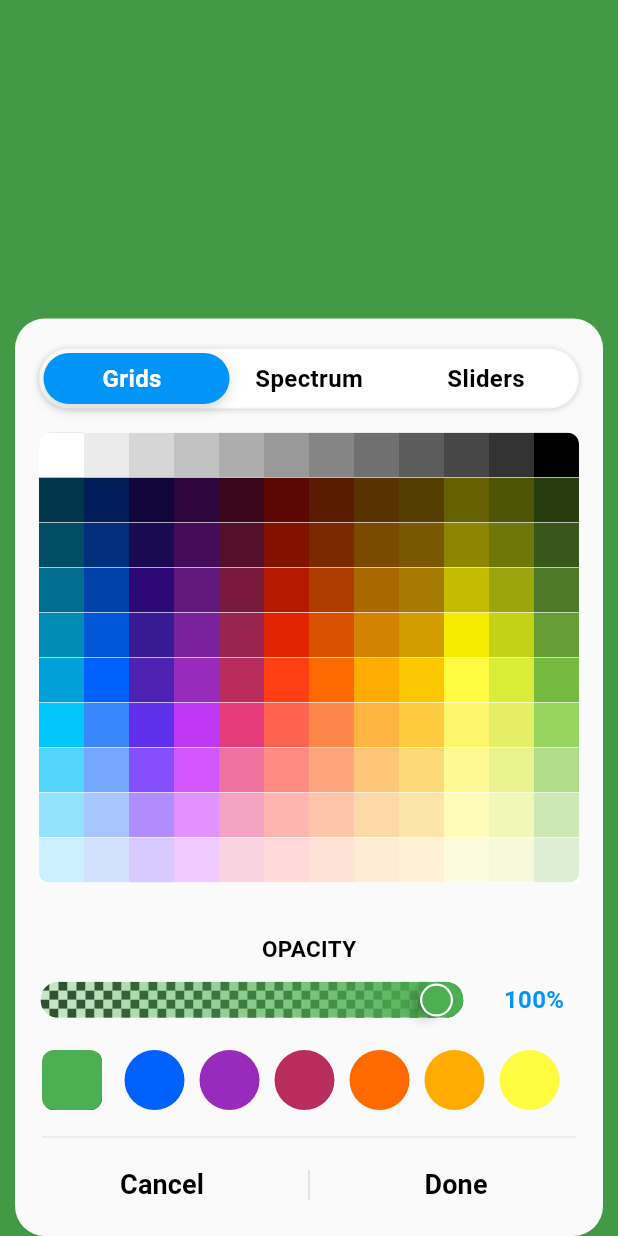
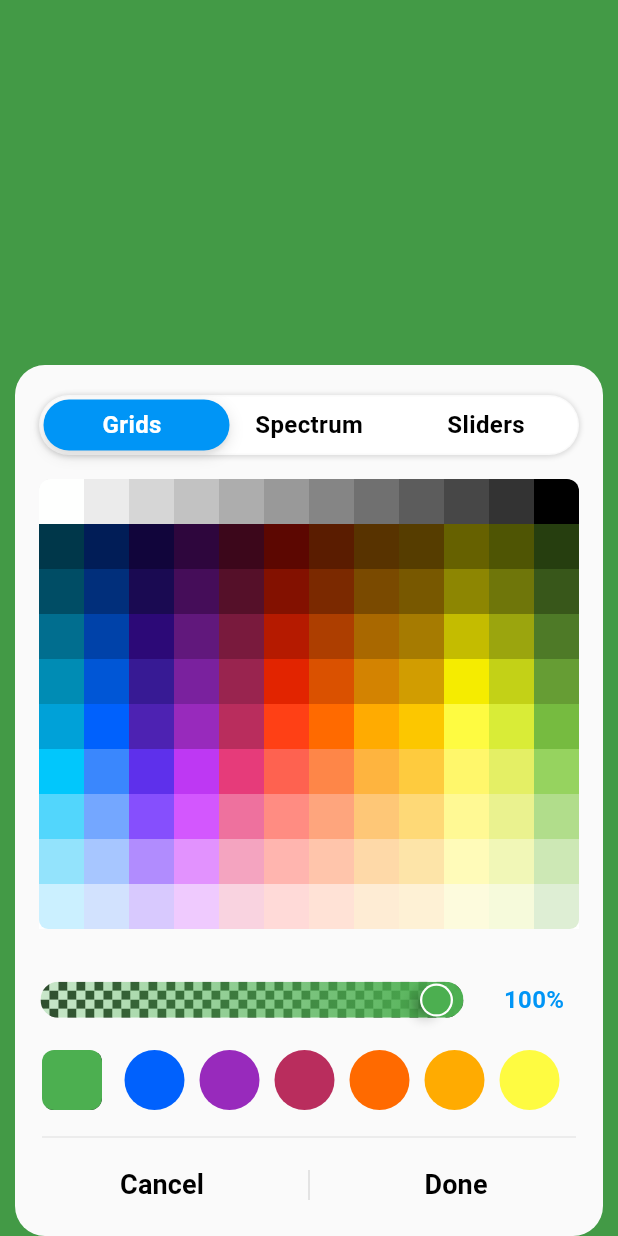
Before and after one commit to yunisrajabi/ios_color_picker, a Flutter app: the screen it shows after launch, after a tap on "Custom iOS for all", on a phone screen of 412 x 824 dp. Run offline on Flutter 3.47's test engine with Material 3 defaults, Android fonts, the phone set to English and light mode, and no system bars; our stand-ins replace plugin_platform_interface, shared_preferences, toastification; missing offline and left inert: super_tooltip; Roboto replaces fonts that are missing (Anaheim).

Commit message:
refactor(history_colors): replace InkWell with IconButton for better interaction and update styling for consistency

```diff
--- a/lib/custom_picker/history_colors.dart
+++ b/lib/custom_picker/history_colors.dart
@@ -95,25 +95,43 @@ class _HistoryColorsState extends State<HistoryColors> {
         itemCount: historyColors.length + 1,
         itemBuilder: (context, index) {
           if (index == historyColors.length) {
-            return Padding(
-              padding: const EdgeInsets.symmetric(horizontal: 5),
-              child: InkWell(
-                onTap: () {
-                  historyColors.add(colorController.value);
-                  setHistory();
-                },
-                child: Container(
-                  height: 30,
-                  width: 30,
-                  decoration: BoxDecoration(
-                    shape: BoxShape.circle,
-                    color: Colors.white.withOpacity(0.16),
-                  ),
-                  child:
-                      const Icon(Icons.add, color: Color(0xffB0B0BD), size: 20),
-                ),
+            return IconButton(
+              onPressed: () {
+                historyColors.add(colorController.value);
+                setHistory();
+              },
+              icon: const Icon(
+                Icons.add,
+                color: Colors.black54,
+                size: 24,
               ),
             );
+            // Padding(
+            //   padding: const EdgeInsets.symmetric(horizontal: 5),
+            //   child: InkWell(
+            //     onTap: () {
+            //       historyColors.add(colorController.value);
+            //       setHistory();
+            //     },
+            //     child: Container(
+            //       height: 40,
+            //       width: 40,
+            //       decoration: BoxDecoration(
+            //         shape: BoxShape.circle,
+            //         color: Colors.white.withOpacity(0.16),
+            //         border: Border.all(
+            //           color: const Color(0xffB0B0BD),
+            //           width: 1.5,
+            //         ),
+            //       ),
+            //       child: const Icon(
+            //         Icons.add,
+            //         color: Color(0xffB0B0BD),
+            //         size: 20,
+            //       ),
+            //     ),
+            //   ),
+            //);
           }
 
           return Padding(
@@ -143,7 +161,10 @@ class _HistoryColorsState extends State<HistoryColors> {
                   setHistory(delete: true);
                 },
                 child: const Padding(
-                  padding: EdgeInsets.symmetric(vertical: 8, horizontal: 12),
+                  padding: EdgeInsets.symmetric(
+                    vertical: 8,
+                    horizontal: 12,
+                  ),
                   child: Text(
                     "Delete",
                     style: TextStyle(
--- a/lib/custom_picker/ios_color_picker.dart
+++ b/lib/custom_picker/ios_color_picker.dart
@@ -71,26 +71,26 @@ class _IosColorPickerState extends State<IosColorPicker> {
                     });
                   },
                 ),
-                Padding(
-                  padding: const EdgeInsets.only(
-                    left: 20.0,
-                    right: 20.0,
-                  ),
-                  child: Text(
-                    textScaler: TextScaler.noScaling,
-                    overflow: TextOverflow.ellipsis,
-                    'OPACITY',
-                    style: TextStyle(
-                      fontFamily: 'Anaheim',
-                      fontSize: 15,
-                      fontWeight: FontWeight.w600,
-                      color: Theme.of(context).brightness == Brightness.light
-                          ? Colors.black
-                          : Colors.white,
-                    ),
-                  ),
-                ),
-                SizedBox(height: 10.0),
+                // Padding(
+                //   padding: const EdgeInsets.only(
+                //     left: 20.0,
+                //     right: 20.0,
+                //   ),
+                //   child: Text(
+                //     textScaler: TextScaler.noScaling,
+                //     overflow: TextOverflow.ellipsis,
+                //     'OPACITY',
+                //     style: TextStyle(
+                //       fontFamily: 'Anaheim',
+                //       fontSize: 15,
+                //       fontWeight: FontWeight.w600,
+                //       color: Theme.of(context).brightness == Brightness.light
+                //           ? Colors.black
+                //           : Colors.white,
+                //     ),
+                //   ),
+                // ),
+                //SizedBox(height: 10.0),
                 Row(
                   crossAxisAlignment: CrossAxisAlignment.center,
                   children: [
```
Also changed, not shown: lib/custom_picker/pickers/slider_picker/slider_picker.dart (+8 -5 lines).
